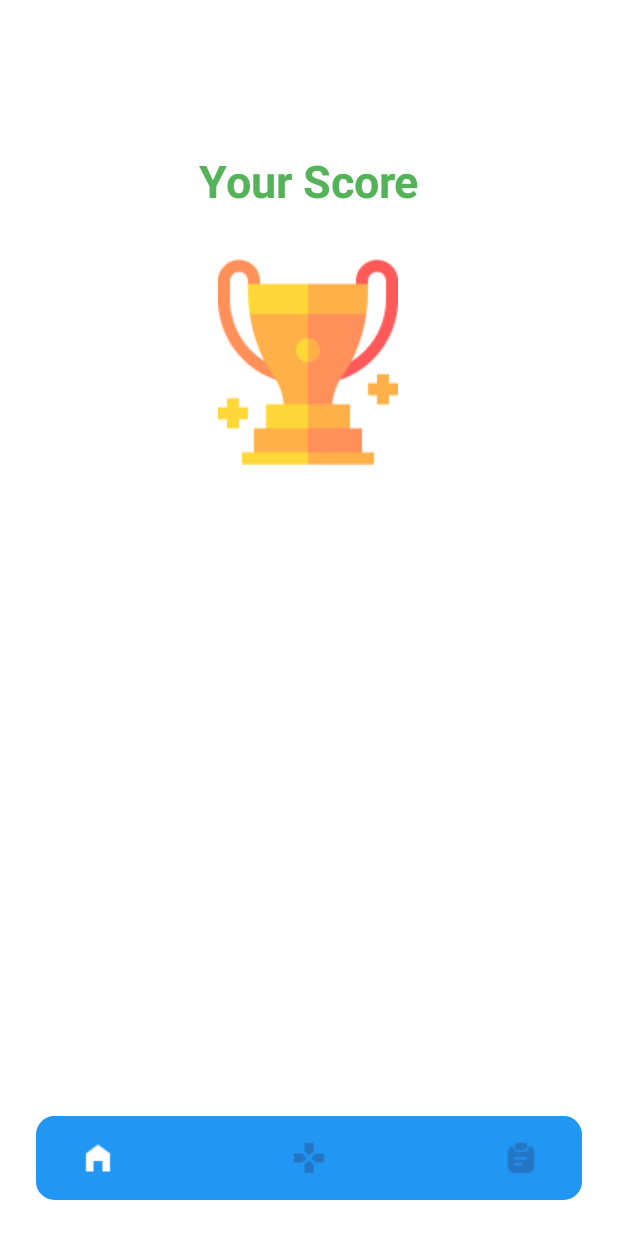
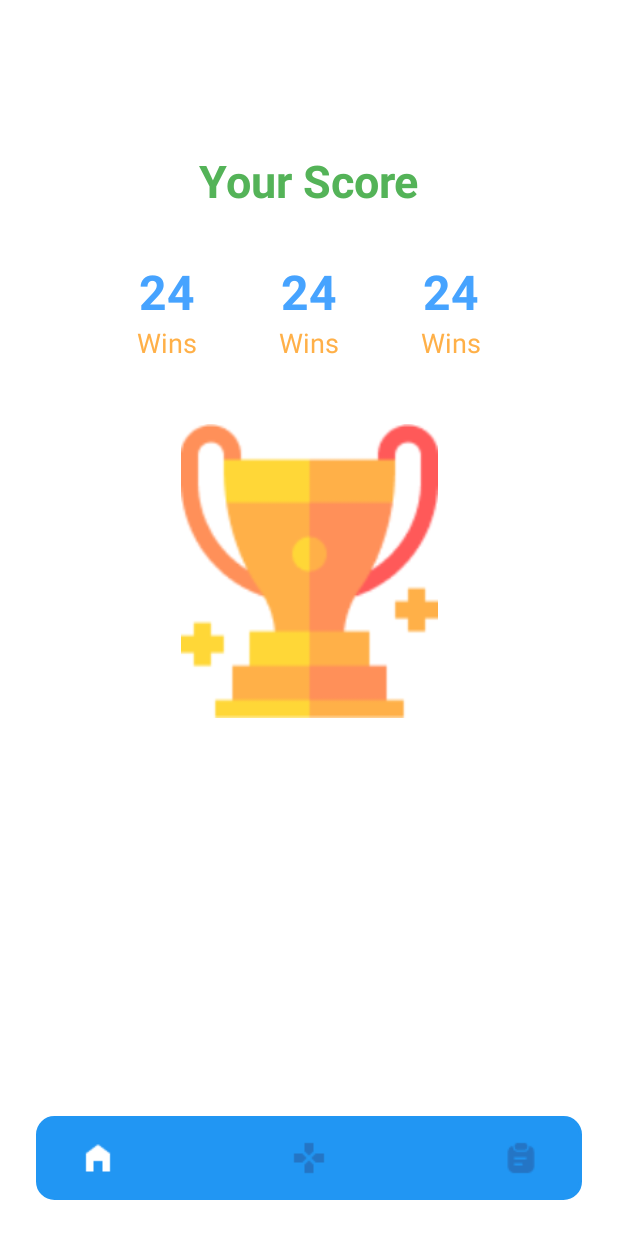
Before and after one commit to AhmedAbozaid9/College_Project, an Android app: the ScoreBoard screen opened directly, with no data from a screen before it, on a phone screen of 412 x 824 dp. Run offline under Robolectric (Android 15) with nearby library versions, the phone set to English and light mode, and no system bars.

Commit message:
adds ScoreBoard screen

```diff
--- a/app/src/main/java/com/example/myapplication/History.java
+++ b/app/src/main/java/com/example/myapplication/History.java
@@ -33,7 +33,7 @@ public class History extends AppCompatActivity {
         home.setOnClickListener(new View.OnClickListener() {
             @Override
             public void onClick(View view) {
-                Intent intent = new Intent(view.getContext(), History.class);
+                Intent intent = new Intent(view.getContext(), MainActivity.class);
                 view.getContext().startActivity(intent);}
         });
     }
--- a/app/src/main/java/com/example/myapplication/ScoreBoard.java
+++ b/app/src/main/java/com/example/myapplication/ScoreBoard.java
@@ -3,6 +3,7 @@ package com.example.myapplication;
 import androidx.appcompat.app.AppCompatActivity;
 
 import android.content.Intent;
+import android.net.wifi.hotspot2.pps.HomeSp;
 import android.os.Bundle;
 import android.view.View;
 import android.view.Window;
@@ -26,14 +27,14 @@ public class ScoreBoard extends AppCompatActivity {
         history.setOnClickListener(new View.OnClickListener() {
             @Override
             public void onClick(View view) {
-                Intent intent = new Intent(view.getContext(), ScoreBoard.class);
+                Intent intent = new Intent(view.getContext(), History.class);
                 view.getContext().startActivity(intent);}
         });
         ImageButton home = (ImageButton) findViewById(R.id.home);
         home.setOnClickListener(new View.OnClickListener() {
             @Override
             public void onClick(View view) {
-                Intent intent = new Intent(view.getContext(), History.class);
+                Intent intent = new Intent(view.getContext(), MainActivity.class);
                 view.getContext().startActivity(intent);}
         });
     }
--- a/app/src/main/res/layout/activity_score_board.xml
+++ b/app/src/main/res/layout/activity_score_board.xml
@@ -22,15 +22,115 @@
 
     <ImageView
         android:id="@+id/imageView"
-        android:layout_width="wrap_content"
-        android:layout_height="wrap_content"
+        android:layout_width="171dp"
+        android:layout_height="216dp"
         android:layout_marginTop="32dp"
         app:layout_constraintEnd_toEndOf="parent"
-        app:layout_constraintHorizontal_bias="0.498"
         app:layout_constraintStart_toStartOf="parent"
-        app:layout_constraintTop_toBottomOf="@+id/textView"
+        app:layout_constraintTop_toBottomOf="@+id/linearLayout4"
         app:srcCompat="@drawable/onboarding_image"
         tools:ignore="MissingConstraints" />
+
+    <LinearLayout
+        android:id="@+id/linearLayout4"
+        android:layout_width="match_parent"
+        android:layout_height="0dp"
+        android:layout_marginStart="64dp"
+        android:layout_marginTop="32dp"
+        android:layout_marginEnd="64dp"
+        android:layout_weight="0.1"
+        android:orientation="horizontal"
+        app:layout_constraintEnd_toEndOf="parent"
+        app:layout_constraintStart_toStartOf="parent"
+        app:layout_constraintTop_toBottomOf="@+id/textView">
+
+        <LinearLayout
+            android:layout_width="match_parent"
+            android:layout_height="match_parent"
+            android:layout_weight="1"
+            android:orientation="vertical"
+            tools:layout_weight="1">
+
+            <TextView
+                android:textAlignment="center"
+                android:id="@+id/textView6"
+                android:layout_width="match_parent"
+                android:layout_height="wrap_content"
+                android:layout_weight="1"
+                android:text="24"
+                android:textColor="#46A3FF"
+                android:textSize="32dp"
+                android:textStyle="bold" />
+
+            <TextView
+                android:textAlignment="center"
+                android:id="@+id/textView7"
+                android:layout_width="match_parent"
+                android:layout_height="wrap_content"
+                android:layout_weight="1"
+                android:text="Wins"
+                android:textColor="#FFB048"
+                android:textSize="18dp" />
+        </LinearLayout>
+        <LinearLayout
+            android:layout_width="match_parent"
+            android:layout_height="match_parent"
+            android:layout_weight="1"
+            android:orientation="vertical"
+            tools:layout_weight="1">
+
+            <TextView
+                android:textAlignment="center"
+                android:id="@+id/textView8"
+                android:layout_width="match_parent"
+                android:layout_height="wrap_content"
+                android:layout_weight="1"
+                android:text="24"
+                android:textColor="#46A3FF"
+                android:textSize="32dp"
+                android:textStyle="bold" />
+
+            <TextView
+                android:textAlignment="center"
+                android:id="@+id/textView9"
+                android:layout_width="match_parent"
+                android:layout_height="wrap_content"
+                android:layout_weight="1"
+                android:text="Wins"
+                android:textColor="#FFB048"
+                android:textSize="18dp" />
+        </LinearLayout>
+        <LinearLayout
+            android:layout_width="match_parent"
+            android:layout_height="match_parent"
+            android:layout_weight="1"
+            android:orientation="vertical"
+            tools:layout_weight="1">
+
+            <TextView
+                android:id="@+id/textView10"
+                android:layout_width="match_parent"
+                android:layout_height="wrap_content"
+                android:layout_weight="1"
+                android:text="24"
+                android:textAlignment="center"
+                android:textColor="#46A3FF"
+                android:textSize="32dp"
+                android:textStyle="bold" />
+
+            <TextView
+                android:textAlignment="center"
+                android:id="@+id/textView11"
+                android:layout_width="match_parent"
+                android:layout_height="wrap_content"
+                android:layout_weight="1"
+                android:text="Wins"
+                android:textColor="#FFB048"
+                android:textSize="18dp" />
+        </LinearLayout>
+
+    </LinearLayout>
+
     <LinearLayout
         android:layout_width="match_parent"
         android:layout_height="wrap_content"
@@ -82,6 +182,7 @@
             tools:layout_conversion_absoluteWidth="24dp"
             tools:layout_editor_absoluteX="88dp"
             tools:layout_editor_absoluteY="667dp" />
+
     </LinearLayout>
 
 </androidx.constraintlayout.widget.ConstraintLayout>
```
